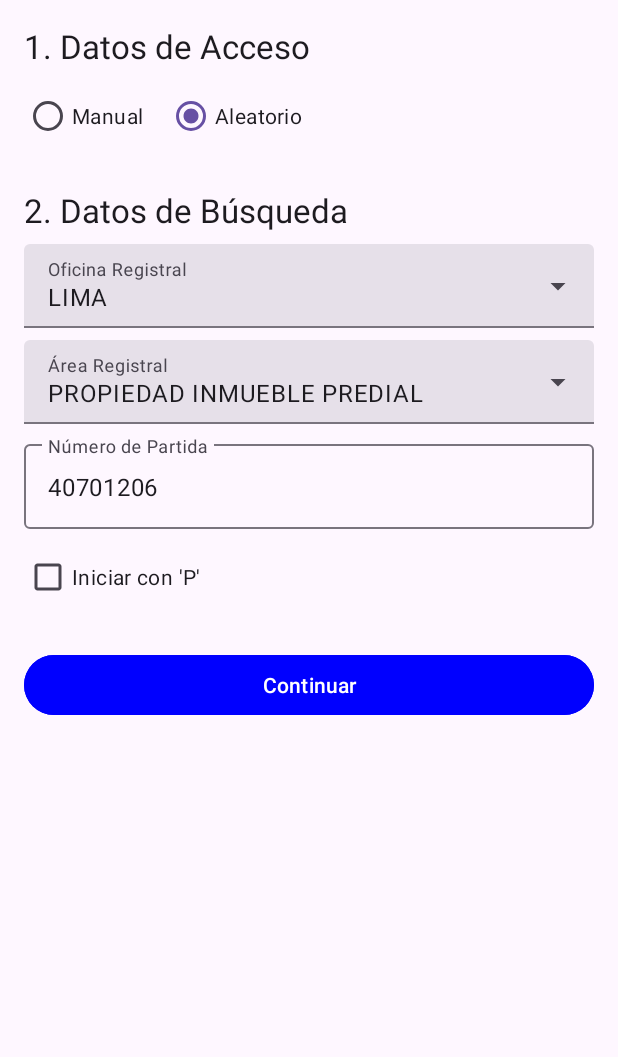
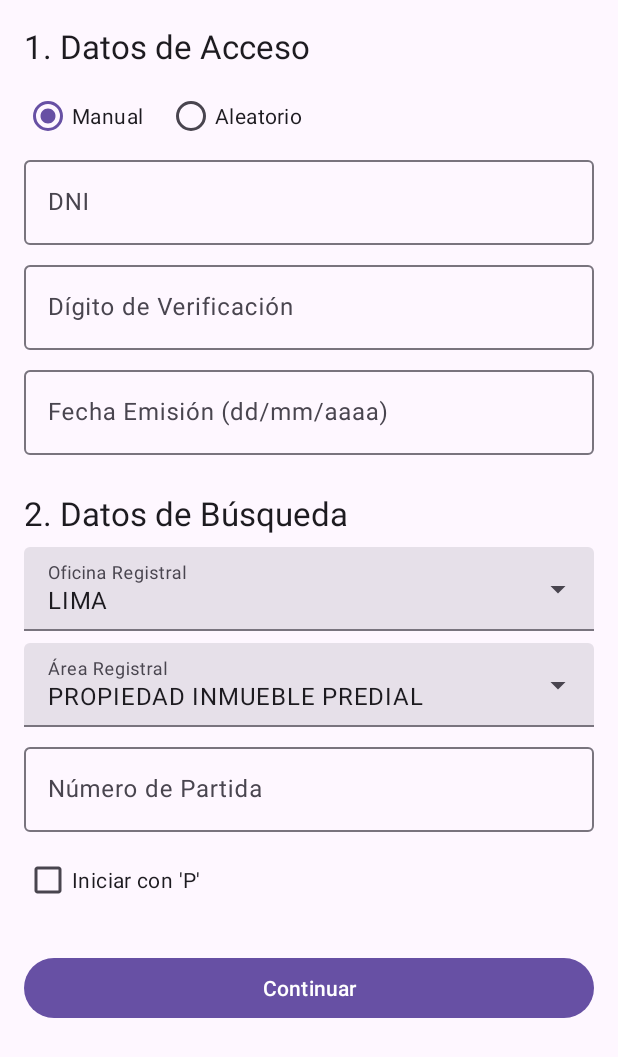
Before and after one commit to DarikPK/CLiteral, an Android app: the ExtractionConfigFragment screen opened through its navigation route, on a phone screen of 412 x 824 dp. Shown: the top 1057 px of the screen. Run offline under Robolectric (Android 15) with nearby library versions, the phone set to English and light mode, and no system bars.

Commit message:
fix: Corregir color del botón de autorrelleno para que coincida con el tema
Se elimina el color de fondo explícito del botón de autorrelleno (`autofill_button`) para que herede el color predeterminado del tema de la aplicación.

Esto corrige un error anterior y asegura que el botón de autorrelleno tenga una apariencia consistente con los otros botones de acción principal en la aplicación.

```diff
--- a/app/src/main/res/layout/fragment_extraction.xml
+++ b/app/src/main/res/layout/fragment_extraction.xml
@@ -22,7 +22,6 @@
         android:layout_margin="16dp"
         android:src="@android:drawable/ic_menu_edit"
         android:contentDescription="Autocompletar Datos"
-        app:backgroundTint="@color/button_blue"
         app:layout_constraintBottom_toBottomOf="parent"
         app:layout_constraintEnd_toEndOf="parent" />
 
--- a/app/src/main/res/layout/fragment_extraction_config.xml
+++ b/app/src/main/res/layout/fragment_extraction_config.xml
@@ -28,14 +28,14 @@
                 android:id="@+id/radio_manual"
                 android:layout_width="wrap_content"
                 android:layout_height="wrap_content"
-                android:text="Manual"/>
+                android:text="Manual"
+                android:checked="true"/>
             <RadioButton
                 android:id="@+id/radio_random"
                 android:layout_width="wrap_content"
                 android:layout_height="wrap_content"
                 android:text="Aleatorio"
-                android:layout_marginStart="16dp"
-                android:checked="true"/>
+                android:layout_marginStart="16dp"/>
         </RadioGroup>
 
         <LinearLayout
@@ -120,8 +120,7 @@
                 android:id="@+id/partida_edit_text"
                 android:layout_width="match_parent"
                 android:layout_height="wrap_content"
-                android:inputType="number"
-                android:text="40701206"/>
+                android:inputType="number"/>
         </com.google.android.material.textfield.TextInputLayout>
 
         <CheckBox
@@ -136,7 +135,6 @@
             android:layout_width="match_parent"
             android:layout_height="wrap_content"
             android:text="Continuar"
-            android:backgroundTint="@color/button_blue"
             android:layout_marginTop="24dp"/>
 
     </LinearLayout>
--- a/app/src/main/res/layout/fragment_main_menu.xml
+++ b/app/src/main/res/layout/fragment_main_menu.xml
@@ -11,7 +11,6 @@
         android:layout_width="0dp"
         android:layout_height="wrap_content"
         android:text="Iniciar Nueva Extracción"
-        android:backgroundTint="@color/button_blue"
         android:layout_marginStart="32dp"
         android:layout_marginEnd="32dp"
         android:layout_marginBottom="16dp"
@@ -24,7 +23,6 @@
         android:layout_width="0dp"
         android:layout_height="wrap_content"
         android:text="Ver/Editar Última Extracción"
-        android:backgroundTint="@color/button_blue"
         android:layout_marginStart="32dp"
         android:layout_marginEnd="32dp"
         android:layout_marginTop="16dp"
```
